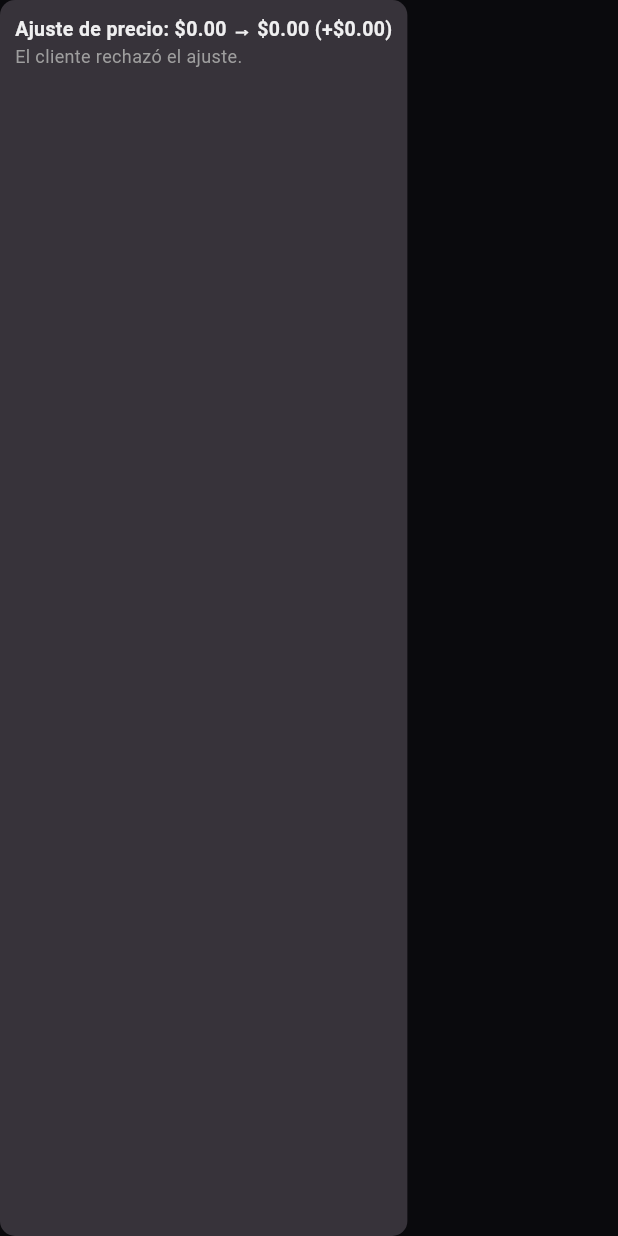
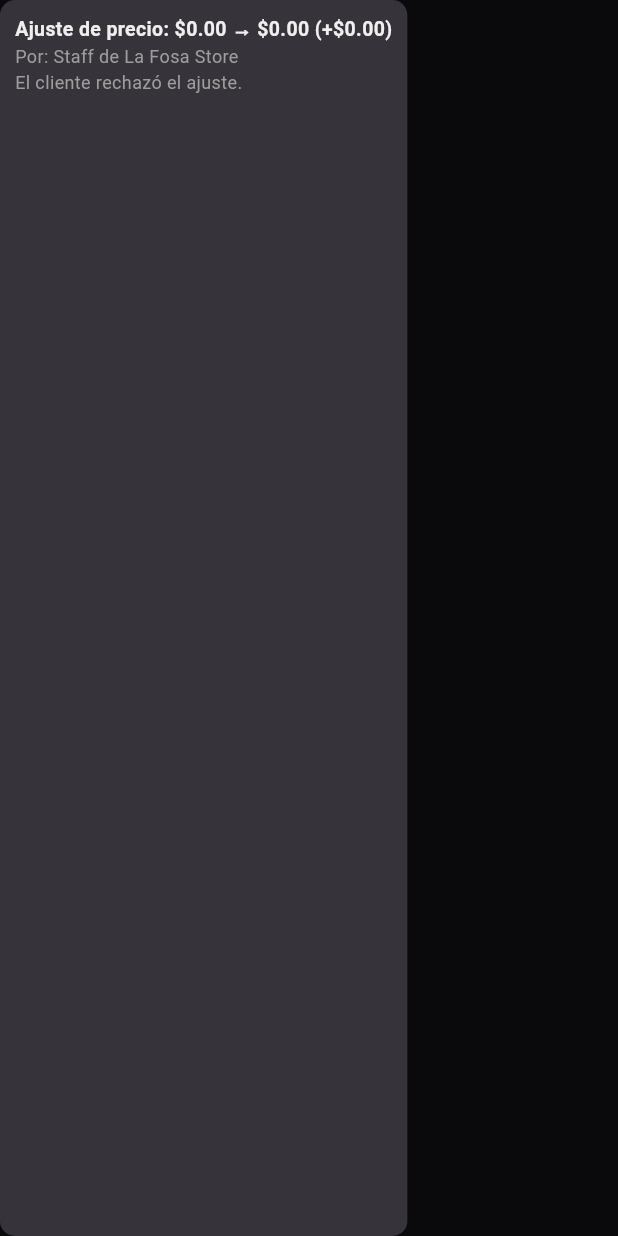
Before and after one commit to haroldevg/LaFosaImport, a Flutter app: the _AdjustmentSummary widget shown alone on an empty page, opened directly with empty values, on a phone screen of 412 x 824 dp. Run offline on Flutter 3.47's test engine with Material 3 defaults, Android fonts, the phone set to English and light mode, and no system bars; our stand-ins replace cloud_firestore, firebase_auth, firebase_core, google_sign_in, package_info_plus, share_plus and 2 more; missing offline and left inert: dart:js_interop, excel, google_sign_in_web; accounts and stored records are empty.

Commit message:
feat: replace personal name with brand name for repricing visibility

```diff
--- a/lib/models/order.dart
+++ b/lib/models/order.dart
@@ -108,13 +108,21 @@ class OrderItem {
   }
 }
 
+/// How a reprice is signed towards the customer. Deliberately a brand name
+/// and not the admin who made the change: the customer can read their own
+/// order document, so hiding a personal name only in the UI wouldn't actually
+/// hide it — it has to never be written in the first place.
+const staffDisplayName = 'Staff de La Fosa Store';
+
 /// Trace of the last staff reprice on an order: what the customer had been
 /// quoted, what they are being asked to approve now, and how they answered.
+/// Who signs it is always [staffDisplayName], so it isn't parsed from the
+/// document — orders repriced before this rule still carry a personal name in
+/// Firestore, and reading it back would put it on screen again.
 class PriceAdjustment {
   final double previousTotal;
   final double newTotal;
   final String? note;
-  final String? adjustedByName;
   final DateTime? adjustedAt;
   final DateTime? respondedAt;
 
@@ -125,7 +133,6 @@ class PriceAdjustment {
     required this.previousTotal,
     required this.newTotal,
     this.note,
-    this.adjustedByName,
     this.adjustedAt,
     this.respondedAt,
     this.accepted,
@@ -141,7 +148,6 @@ class PriceAdjustment {
       previousTotal: (map['previousTotal'] as num?)?.toDouble() ?? 0,
       newTotal: (map['newTotal'] as num?)?.toDouble() ?? 0,
       note: map['note'] as String?,
-      adjustedByName: map['adjustedByName'] as String?,
       adjustedAt: (map['adjustedAt'] as Timestamp?)?.toDate(),
       respondedAt: (map['respondedAt'] as Timestamp?)?.toDate(),
       accepted: map['accepted'] as bool?,
--- a/lib/services/order_service.dart
+++ b/lib/services/order_service.dart
@@ -142,7 +142,6 @@ class OrderService {
     String? note,
   }) async {
     assert(items.isNotEmpty);
-    final admin = FirebaseAuth.instance.currentUser!;
     final totals = OrderTotals.forItems(
       items,
       adminPricing: order.usesAdminPricing,
@@ -170,7 +169,9 @@ class OrderService {
         'note': (trimmedNote == null || trimmedNote.isEmpty)
             ? null
             : trimmedNote,
-        'adjustedByName': admin.displayName ?? admin.email ?? '',
+        // The brand, never the admin who made the change: the customer can
+        // read this document, so their copy must not carry a personal name.
+        'adjustedByName': staffDisplayName,
         // Client clock rather than a server sentinel: this one is nested in a
         // map and only ever displayed, so it isn't worth relying on sentinel
         // support inside nested writes across the native/web SDKs.
--- a/lib/widgets/order_summary_card.dart
+++ b/lib/widgets/order_summary_card.dart
@@ -180,11 +180,10 @@ class _AdjustmentSummary extends StatelessWidget {
             '(${wentUp ? '+' : '−'}${_currency.format(adjustment.difference.abs())})',
             style: const TextStyle(fontWeight: FontWeight.w600, fontSize: 13),
           ),
-          if (adjustment.adjustedByName?.isNotEmpty == true)
-            Text(
-              'Por: ${adjustment.adjustedByName}',
-              style: const TextStyle(fontSize: 12, color: Colors.grey),
-            ),
+          const Text(
+            'Por: $staffDisplayName',
+            style: TextStyle(fontSize: 12, color: Colors.grey),
+          ),
           if (adjustment.note?.isNotEmpty == true)
             Text(
               'Nota: ${adjustment.note}',
```
